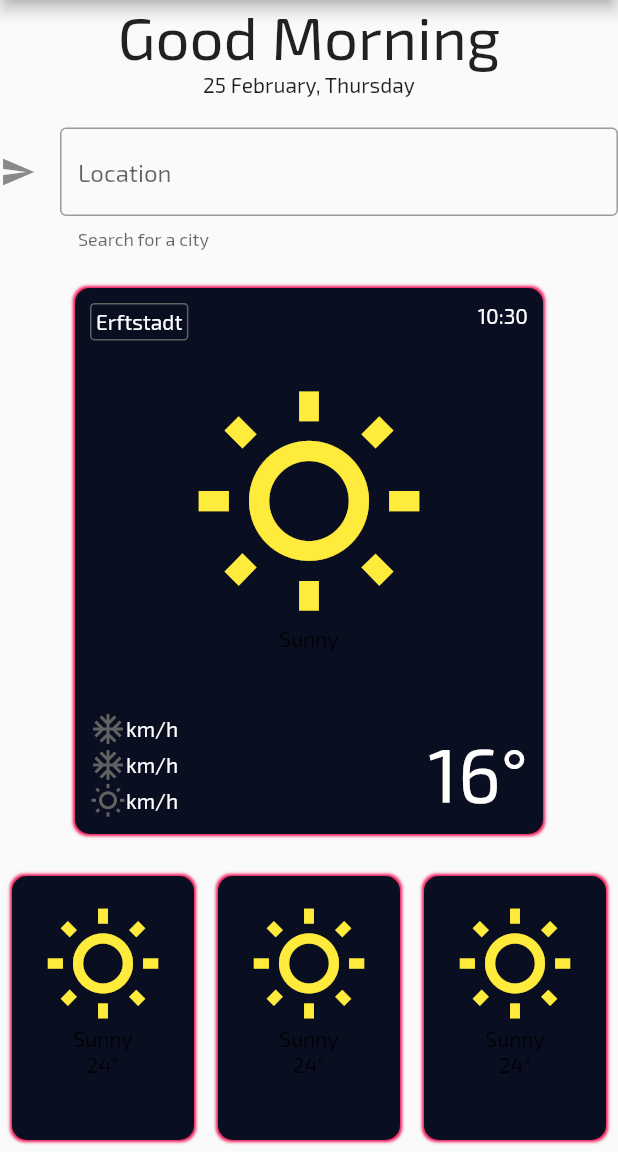
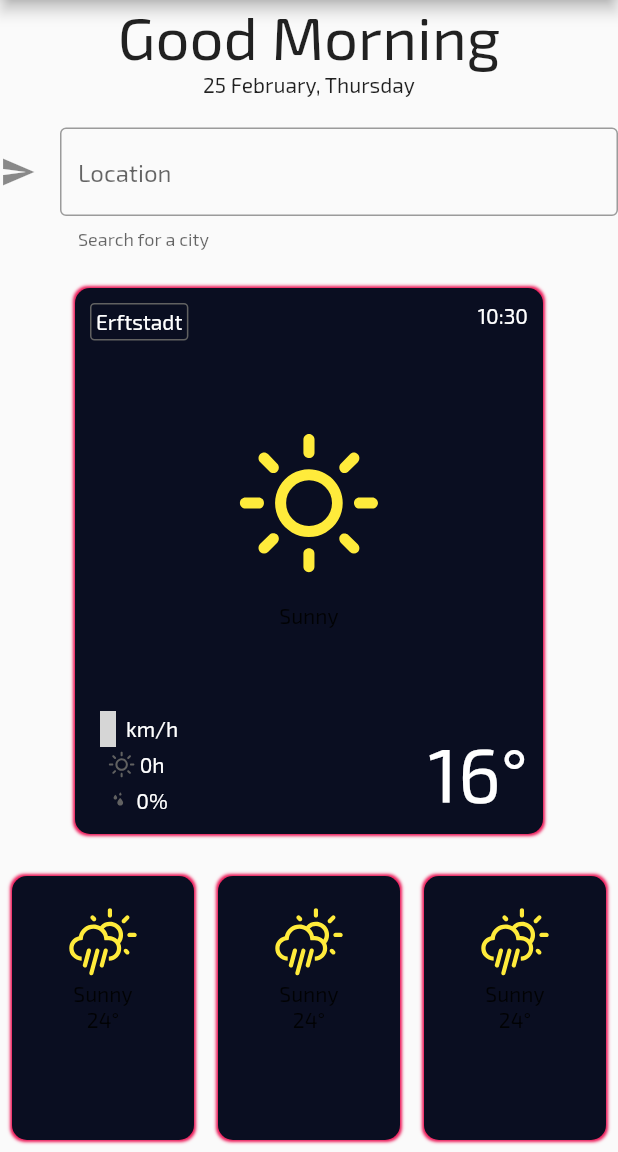
Before and after one commit to Dextavision/weathy, a Flutter app: the screen it shows after launch, on a phone screen of 412 x 824 dp, the part 84-1236 px from its top. Run offline on Flutter 3.47's test engine with Material 2 defaults, Android fonts, the phone set to English and light mode, and no system bars; our stand-ins replace google_fonts, weather_icons; grey boxes are pictures that could not be loaded.

Commit message:
imported new library for weather icons and changes them on the cards

```diff
--- a/lib/forecast/forecast_card.dart
+++ b/lib/forecast/forecast_card.dart
@@ -1,4 +1,5 @@
 import 'package:flutter/material.dart';
+import 'package:weather_icons/weather_icons.dart';
 import 'package:weathy/shared/constants.dart';
 
 class ForecastCard extends StatelessWidget {
@@ -25,10 +26,10 @@ class ForecastCard extends StatelessWidget {
         ),
         child: Column(
           children: [
-            Icon(
-              Icons.wb_sunny_outlined,
+            BoxedIcon(
+              WeatherIcons.day_rain,
               color: Colors.yellow,
-              size: 80.0,
+              size: 50.0,
             ),
             Text(
               'Sunny',
--- a/lib/view/weathy_card/weathy_card.dart
+++ b/lib/view/weathy_card/weathy_card.dart
@@ -1,4 +1,5 @@
 import 'package:flutter/material.dart';
+import 'package:weather_icons/weather_icons.dart';
 import 'package:weathy/shared/constants.dart';
 
 final Color cardColor = primaryColor;
@@ -62,10 +63,10 @@ class WeathyCard extends StatelessWidget {
                   Column(
                     mainAxisAlignment: MainAxisAlignment.center,
                     children: [
-                      Icon(
-                        Icons.wb_sunny_outlined,
+                      BoxedIcon(
+                        WeatherIcons.day_sunny,
                         color: Colors.yellow,
-                        size: 160.0,
+                        size: 130.0,
                       ),
                       Text(
                         'Sunny',
@@ -84,7 +85,10 @@ class WeathyCard extends StatelessWidget {
                     children: [
                       Row(
                         children: [
-                          Icon(Icons.ac_unit, color: Colors.grey.shade700),
+                          BoxedIcon(
+                            WeatherIcons.wind,
+                            color: Colors.grey.shade700,
+                          ),
                           Text(
                             'km/h',
                             style: cardTextStyle,
@@ -93,19 +97,24 @@ class WeathyCard extends StatelessWidget {
                       ),
                       Row(
                         children: [
-                          Icon(Icons.ac_unit, color: Colors.grey.shade700),
+                          BoxedIcon(
+                            WeatherIcons.day_sunny,
+                            color: Colors.grey.shade700,
+                          ),
                           Text(
-                            'km/h',
+                            '0h',
                             style: cardTextStyle,
                           ),
                         ],
                       ),
                       Row(
                         children: [
-                          Icon(Icons.wb_sunny_outlined,
-                              color: Colors.grey.shade700),
+                          BoxedIcon(
+                            WeatherIcons.raindrops,
+                            color: Colors.grey.shade700,
+                          ),
                           Text(
-                            'km/h',
+                            '0%',
                             style: cardTextStyle,
                           ),
                         ],
--- a/pubspec.yaml
+++ b/pubspec.yaml
@@ -31,6 +31,7 @@ dependencies:
   google_fonts: ^1.1.2
   intl: ^0.16.1
   weather: ^1.2.4
+  weather_icons: ^2.0.2
 
 dev_dependencies:
   flutter_test:
```
